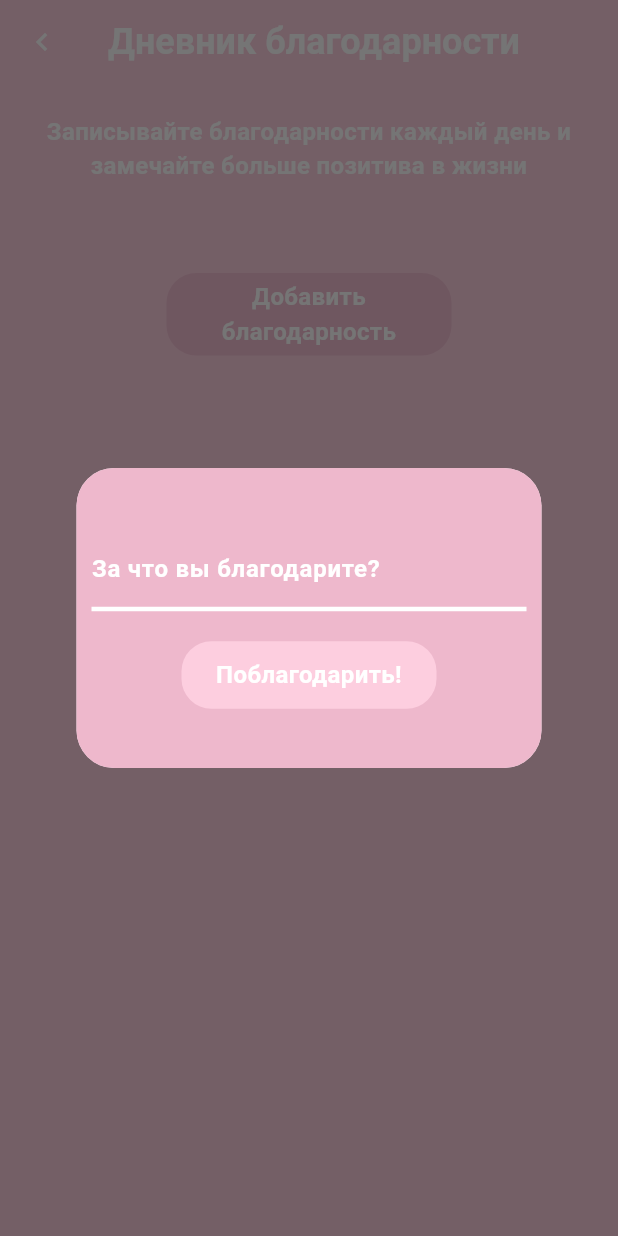
After one commit to horekDEV/self_love, a Flutter app: the ThanksDiaryPage screen opened by its route, after a tap on "Добавить благодарность", on a phone screen of 412 x 824 dp. The commit adds this screen. Run offline on Flutter 3.47's test engine with Material 3 defaults, Android fonts, the phone set to English and light mode, and no system bars; our stand-ins replace carousel_slider, fl_chart, flutter_svg, fluttertoast; missing offline and left inert: re_svg; project files that could hold a hidden picture were left out; key blocks and very long unbroken strings in the code were emptied for the run.

Commit message:
add initial sound effect and add new pages(thanks, goal)

```diff
--- a/lib/pages/main/road_page.dart
+++ b/lib/pages/main/road_page.dart
@@ -22,7 +22,7 @@ class _RoadPageState extends State<RoadPage> {
           onPressed: () {
             for (final i in taskStates) {
               for (final j in i) {
-                if (j == false) {Navigator.of(context).pop(); print('incomplete'); return;}
+                if (j == false) {Navigator.of(context).pop(); return;}
               }
             }
             complete = true;
--- /dev/null
+++ b/lib/pages/otherScreens/thanks_diary_page.dart
@@ -0,0 +1,188 @@
+import 'package:flutter/material.dart';
+
+class ThanksDiaryPage extends StatefulWidget {
+  const ThanksDiaryPage({super.key});
+
+  @override
+  State<ThanksDiaryPage> createState() => _ThanksDiaryPageState();
+}
+
+class _ThanksDiaryPageState extends State<ThanksDiaryPage> {
+  List<String> gratitudeEntries = [];
+
+  void _addGratitudeEntry() {
+    String gratitude = '';
+
+    Dialog addGratitudeDialog = Dialog(
+      shape: RoundedRectangleBorder(
+        borderRadius: BorderRadius.circular(25.0),
+      ),
+      child: Container(
+        width: 310,
+        height: 200,
+        decoration: const BoxDecoration(
+          color: Color(0xFFEEB8CC),
+          borderRadius: BorderRadius.all(Radius.circular(25)),
+        ),
+        child: Center(
+          child: Column(
+            mainAxisAlignment: MainAxisAlignment.center,
+            children: [
+              Padding(
+                padding: const EdgeInsets.symmetric(horizontal: 10),
+                child: TextFormField(
+                  style: const TextStyle(color: Colors.white),
+                  cursorColor: Colors.white,
+                  decoration: const InputDecoration(
+                    border: UnderlineInputBorder(
+                      borderSide: BorderSide(color: Colors.white, width: 3.0),
+                    ),
+                    enabledBorder: UnderlineInputBorder(
+                      borderSide: BorderSide(color: Colors.white, width: 3.0),
+                    ),
+                    focusedBorder: UnderlineInputBorder(
+                      borderSide: BorderSide(color: Colors.white, width: 3.0),
+                    ),
+                    label: Text(
+                      "За что вы благодарите?",
+                      style: TextStyle(
+                        color: Colors.white,
+                        fontWeight: FontWeight.bold,
+                      ),
+                    ),
+                  ),
+                  onChanged: (value) {
+                    gratitude = value;
+                  },
+                ),
+              ),
+              const SizedBox(height: 20),
+              InkWell(
+                onTap: () {
+                  if (gratitude.isNotEmpty) {
+                    setState(() {
+                      gratitudeEntries.add(gratitude);
+                    });
+                    Navigator.of(context).pop();
+                  }
+                },
+                child: Container(
+                  width: 170,
+                  height: 45,
+                  decoration: const BoxDecoration(
+                    color: Color(0xFFFDCEDF),
+                    borderRadius: BorderRadius.all(Radius.circular(20)),
+                  ),
+                  child: const Center(
+                    child: Text(
+                      "Поблагодарить!",
+                      textAlign: TextAlign.center,
+                      style: TextStyle(
+                        color: Colors.white,
+                        fontSize: 16,
+                        fontWeight: FontWeight.bold,
+                      ),
+                    ),
+                  ),
+                ),
+              ),
+            ],
+          ),
+        ),
+      ),
+    );
+
+    showDialog(
+      context: context,
+      builder: (BuildContext context) => addGratitudeDialog,
+    );
+  }
+
+  void _removeGratitudeEntry(int index) {
+    setState(() {
+      gratitudeEntries.removeAt(index);
+    });
+  }
+
+  @override
+  Widget build(BuildContext context) {
+    return Scaffold(
+      appBar: AppBar(
+        title: const Text(
+          "Дневник благодарности",
+          textAlign: TextAlign.center,
+          style: TextStyle(
+            color: Colors.white,
+            fontSize: 24,
+            fontWeight: FontWeight.bold,
+          ),
+        ),
+        backgroundColor: const Color(0xFFFDCEDF),
+        leading: IconButton(
+          icon: const Icon(Icons.chevron_left, color: Colors.white),
+          onPressed: () {
+            Navigator.pop(context);
+          },
+        ),
+      ),
+      body: Container(
+        decoration: const BoxDecoration(color: Color(0xFFFDCEDF)),
+        child: Column(
+          children: [
+            const SizedBox(height: 20),
+            const Text(
+              "Записывайте благодарности каждый день и замечайте больше позитива в жизни",
+              textAlign: TextAlign.center,
+              style: TextStyle(
+                color: Colors.white,
+                fontSize: 16,
+                fontWeight: FontWeight.bold,
+              ),
+            ),
+            const SizedBox(height: 60),
+            InkWell(
+              onTap: _addGratitudeEntry,
+              child: Container(
+                width: 190,
+                height: 55,
+                decoration: const BoxDecoration(
+                  color: Color(0xFFF2BED1),
+                  borderRadius: BorderRadius.all(Radius.circular(20)),
+                ),
+                child: const Center(
+                  child: Text(
+                    "Добавить благодарность",
+                    textAlign: TextAlign.center,
+                    style: TextStyle(
+                      color: Colors.white,
+                      fontSize: 16,
+                      fontWeight: FontWeight.bold,
+                    ),
+                  ),
+                ),
+              ),
+            ),
+            const SizedBox(height: 20),
+            Expanded(
+              child: ListView.builder(
+                itemCount: gratitudeEntries.length,
+                itemBuilder: (context, index) {
+                  return ListTile(
+                    title: Text(
+                      gratitudeEntries[index],
+                      style: const TextStyle(color: Colors.white),
+                    ),
+                    trailing: IconButton(
+                      icon: const Icon(Icons.delete, color: Colors.white),
+                      onPressed: () => _removeGratitudeEntry(index),
+                    ),
+                  );
+                },
+              ),
+            ),
+          ],
+        ),
+      ),
+    );
+  }
+}
--- a/lib/pages/registration/login_page.dart
+++ b/lib/pages/registration/login_page.dart
@@ -118,8 +118,8 @@ class _LoginPageState extends State<LoginPage> {
                         color: Color(0xFFEEB8CC),
                         borderRadius: BorderRadius.all(Radius.circular(25)),
                       ),
-                      height: 370.0,
-                      width: 310.0,
+                      height: 370,
+                      width: 310,
                       child: Column(
                         mainAxisAlignment: MainAxisAlignment.center,
                         crossAxisAlignment: CrossAxisAlignment.center,
--- a/pubspec.yaml
+++ b/pubspec.yaml
@@ -40,6 +40,7 @@ dependencies:
   fl_chart: ^0.69.2
   fluttertoast: ^8.2.12
   re_svg: ^0.0.5
+  audioplayers: ^6.1.2
 
 dev_dependencies:
   flutter_test:
```
Also changed, not shown: lib/features/myApp.dart (+12 -3 lines), lib/pages/main/main_page.dart (+23 -7 lines), lib/pages/otherScreens/goal_settings_page.dart (added, +421 -0 lines), lib/pages/otherScreens/thoughts_diary_page.dart (added, +16 -0 lines), pubspec.lock, 2 other files.
